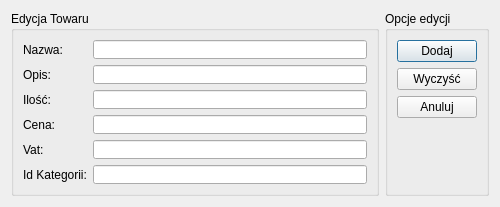
Qt form Hurtownia/edycjatowar.ui (korredMS/projekt) before a commit.
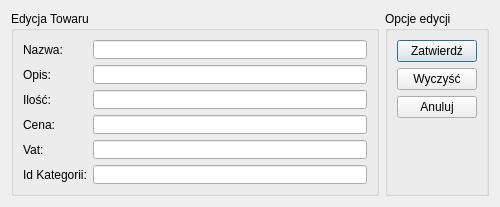
The same form after that commit.

What changed in the file:
```diff
--- a/Hurtownia/edycjatowar.ui
+++ b/Hurtownia/edycjatowar.ui
@@ -121,7 +121,7 @@
           <item>
            <widget class="QPushButton" name="buttonDodajT">
             <property name="text">
-             <string>Dodaj</string>
+             <string>Zatwierdź</string>
             </property>
            </widget>
           </item>
```
